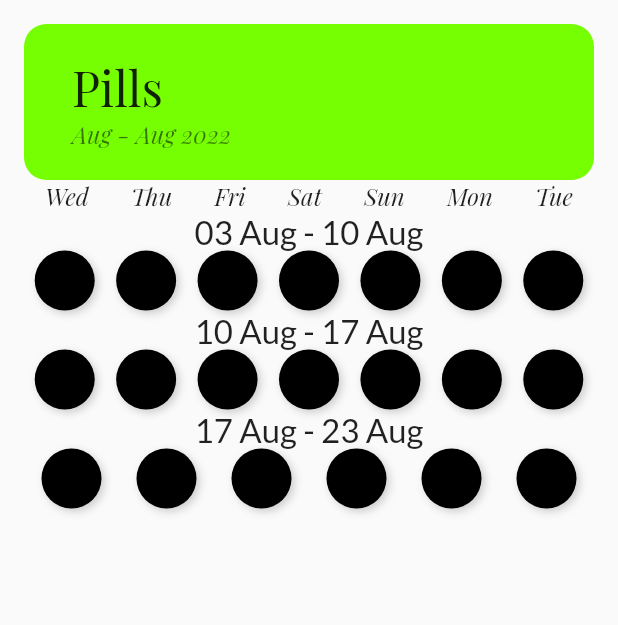
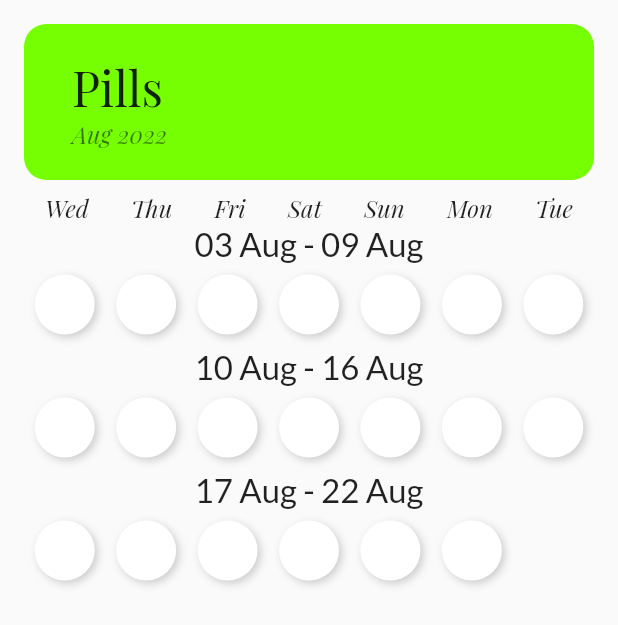
Before and after one commit to agatiks/month_tracker, a Flutter app: the screen it shows after launch, after a tap on "Pills", on a phone screen of 412 x 824 dp. Shown: the top 625 px of the screen. Run offline on Flutter 3.47's test engine with Material 2 defaults, Android fonts, the phone set to English and light mode, and no system bars; our stand-ins replace flutter_redux, google_fonts, redux; missing offline and left inert: dart:ffi.

Commit message:
ui fix: dates range + empty checkbox + date range in habit card

```diff
--- a/lib/design_values.dart
+++ b/lib/design_values.dart
@@ -3,6 +3,8 @@ import 'package:flutter/material.dart';
 import 'package:google_fonts/google_fonts.dart';
 
 class DesignValues {
+  static const double paddingSmall = 8.0;
+  static const double paddingBig = 16.0;
   static const EdgeInsets regularPadding = EdgeInsets.all(16.0);
   static BoxShadow regularShadow = BoxShadow(
     color: Colors.grey.withOpacity(0.5),
--- a/lib/models/habit_state.dart
+++ b/lib/models/habit_state.dart
@@ -31,6 +31,9 @@ class HabitState {
     String endM = DateFormat('MMM').format(dateOfEnd);
     int endY = dateOfEnd.year;
     if(startY == endY) {
+      if (startM == endM) {
+        return '$startM $startY';
+      }
       return '$startM - $endM $endY';
     } else {
       return '$startM $startY - $endM $endY';
@@ -42,8 +45,8 @@ class HabitState {
     DateTime weekStart = dateOfStart.add(Duration(days: start));
     if(index == numberOfWeeks - 1 && length % 7 != 0) {
       int l = length % 7;
-      return Week(weekStart, daysState.getRange(start, start + l).toList(), length: l);
+      return Week(weekStart, daysState.getRange(start, start + l).toList(), index, length: l);
     }
-    return Week(weekStart, daysState.getRange(start, start + 7).toList());
+    return Week(weekStart, daysState.getRange(start, start + 7).toList(), index);
   }
 }
--- a/lib/models/week.dart
+++ b/lib/models/week.dart
@@ -1,12 +1,13 @@
 import 'package:intl/intl.dart';
 
 class Week {
-  DateTime startOfWeek;
+  final DateTime startOfWeek;
   late DateTime endOfWeek; //todo: remove late
-  int length;
+  final int numberOfWeek;
+  final int length;
   List<bool> weekState;
-  Week(this.startOfWeek, this.weekState, {this.length = 7}) {
-    endOfWeek = startOfWeek.add(Duration(days: length));
+  Week(this.startOfWeek, this.weekState, this.numberOfWeek, {this.length = 7}) {
+    endOfWeek = startOfWeek.add(Duration(days: length - 1));
   }
 
   String getDates() {
--- a/lib/presentation/habit_screen.dart
+++ b/lib/presentation/habit_screen.dart
@@ -18,6 +18,7 @@ class HabitScreen extends StatelessWidget {
           child: Column(
             children: [
               HabitItem(habit: habit),
+              const SizedBox(height: DesignValues.paddingSmall),
               Calendar(habit),
             ],
           ),
--- a/lib/widgets/calendar.dart
+++ b/lib/widgets/calendar.dart
@@ -2,6 +2,8 @@ import 'package:flutter/cupertino.dart';
 import 'package:month_tracker/models/habit_state.dart';
 import 'package:month_tracker/widgets/days_of_week.dart';
 import 'package:month_tracker/widgets/week_item.dart';
+
+import '../design_values.dart';
 
 class Calendar extends StatelessWidget {
   final HabitState habit;
--- a/lib/widgets/circle_checkbox.dart
+++ b/lib/widgets/circle_checkbox.dart
@@ -8,10 +8,15 @@ class CircleCheckbox extends StatefulWidget {
   final Color color;
   final double size;
   final bool isChecked;
+  final bool isEmpty;
+  final GestureTapCallback? onTap;
+
   const CircleCheckbox({Key? key,
     this.color = DesignValues.mainColor,
     this.isChecked = false,
+    this.isEmpty = false,
     this.size = 40,
+    this.onTap
   }) : super(key: key);
 
   @override
@@ -29,17 +34,23 @@ class _CircleCheckboxState extends State<CircleCheckbox>{
 
   @override
   Widget build(BuildContext context) {
-    return GestureDetector(
+    return widget.isEmpty?
+        Container(
+          width: widget.size,
+          height: widget.size,
+        )
+    : GestureDetector(
       onTap: () {
         setState(() {
           _isChecked = !_isChecked;
+            widget.onTap!();
         });
       },
       child: Container(
         width: widget.size,
         height: widget.size,
         decoration: BoxDecoration (
-          color: _isChecked? widget.color: Colors.black,
+          color: _isChecked? widget.color: Colors.white,
           borderRadius: BorderRadius.circular(widget.size / 2),
           boxShadow: [DesignValues.regularShadow],
         ),
--- a/lib/widgets/week_item.dart
+++ b/lib/widgets/week_item.dart
@@ -1,5 +1,6 @@
 import 'dart:math';
 
+import 'package:collection/collection.dart';
 import 'package:flutter/cupertino.dart';
 import 'package:month_tracker/design_values.dart';
 import 'package:month_tracker/widgets/circle_checkbox.dart';
@@ -13,17 +14,26 @@ class WeekItem extends StatelessWidget {
 
   @override
   Widget build(BuildContext context) {
+
     return Column(
-
       children: [
         Text(
           week.getDates(),
           style: DesignValues.body2,
         ),
-          Row(
-            mainAxisAlignment: MainAxisAlignment.spaceAround,
-            children: week.weekState.map((dayState) => CircleCheckbox(isChecked: dayState)).toList(),
-          )
+        const SizedBox(height: DesignValues.paddingSmall),
+        Row(
+          mainAxisAlignment: MainAxisAlignment.spaceAround,
+          children: week.weekState
+              .map((dayState) => CircleCheckbox(
+                    isChecked: dayState,
+                    onTap: () {
+                      print("${week.length}");
+                    },
+                  ))
+              .toList() + List.generate(7 - week.length, (index) => const CircleCheckbox(isEmpty: true,)),
+        ),
+        const SizedBox(height: DesignValues.paddingSmall),
       ],
     );
   }
--- a/pubspec.yaml
+++ b/pubspec.yaml
@@ -16,6 +16,7 @@ dependencies:
   intl: ^0.17.0
   google_fonts: ^3.0.1
   provider: ^6.0.3
+  collection: ^1.16.0
 
 dev_dependencies:
   flutter_test:
```
Also changed, not shown: lib/widgets/days_of_week.dart (+10 -2 lines), pubspec.lock.
